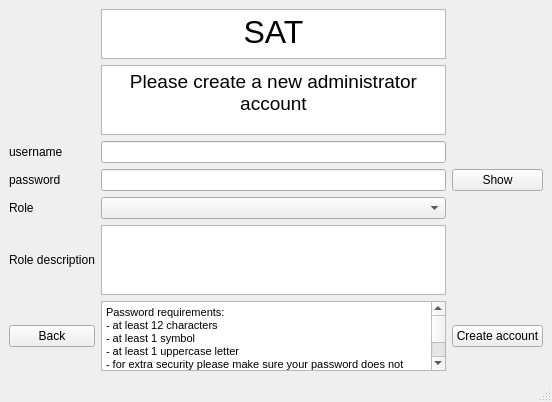
The window that src/ui_design/create_account.ui (mikukula/SAT) describes before a commit, drawn with Qt 5.
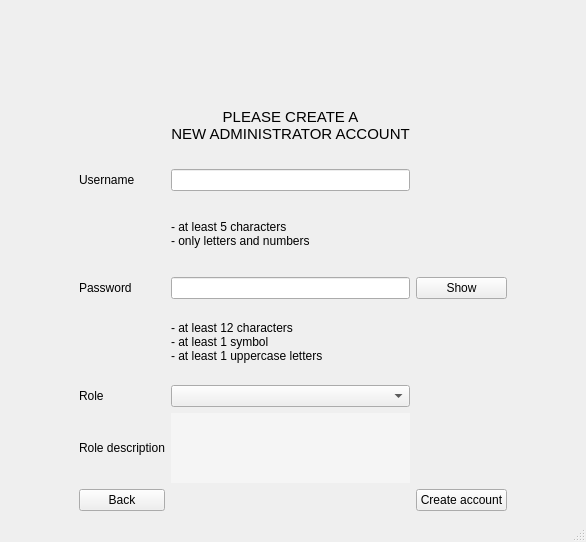
The same window after the commit. Icons and pictures are not drawn.

```diff
--- a/src/ui_design/create_account.ui
+++ b/src/ui_design/create_account.ui
@@ -6,8 +6,8 @@
    <rect>
     <x>0</x>
     <y>0</y>
-    <width>552</width>
-    <height>360</height>
+    <width>586</width>
+    <height>542</height>
    </rect>
   </property>
   <property name="windowTitle">
@@ -17,109 +17,172 @@
    <layout class="QVBoxLayout" name="verticalLayout">
     <item>
      <layout class="QGridLayout" name="gridLayout">
-      <item row="6" column="0">
-       <widget class="QPushButton" name="backButton">
+      <item row="4" column="2">
+       <widget class="QLabel" name="label_5">
         <property name="text">
-         <string>Back</string>
+         <string>&lt;html&gt;&lt;head/&gt;&lt;body&gt;&lt;p&gt;- at least 5 characters&lt;br/&gt;- only letters and numbers&lt;/p&gt;&lt;/body&gt;&lt;/html&gt;</string>
         </property>
        </widget>
       </item>
+      <item row="5" column="1">
+       <widget class="QLabel" name="label_3">
+        <property name="text">
+         <string>Password</string>
+        </property>
+       </widget>
+      </item>
+      <item row="5" column="4">
+       <spacer name="horizontalSpacer_2">
+        <property name="orientation">
+         <enum>Qt::Horizontal</enum>
+        </property>
+        <property name="sizeType">
+         <enum>QSizePolicy::Fixed</enum>
+        </property>
+        <property name="sizeHint" stdset="0">
+         <size>
+          <width>70</width>
+          <height>20</height>
+         </size>
+        </property>
+       </spacer>
+      </item>
+      <item row="2" column="2">
+       <widget class="QLabel" name="label_6">
+        <property name="font">
+         <font>
+          <pointsize>11</pointsize>
+         </font>
+        </property>
+        <property name="text">
+         <string>&lt;html&gt;&lt;head/&gt;&lt;body&gt;&lt;p align=&quot;center&quot;&gt;PLEASE CREATE A&lt;br/&gt;NEW ADMINISTRATOR ACCOUNT&lt;/p&gt;&lt;/body&gt;&lt;/html&gt;</string>
+        </property>
+       </widget>
+      </item>
+      <item row="3" column="2">
+       <widget class="QLineEdit" name="usernameEdit"/>
+      </item>
       <item row="3" column="1">
-       <widget class="QLineEdit" name="passwordEdit"/>
-      </item>
-      <item row="0" column="1">
-       <widget class="QTextBrowser" name="textBrowser">
+       <widget class="QLabel" name="label_2">
         <property name="sizePolicy">
-         <sizepolicy hsizetype="Expanding" vsizetype="Expanding">
+         <sizepolicy hsizetype="Preferred" vsizetype="Preferred">
           <horstretch>0</horstretch>
           <verstretch>0</verstretch>
          </sizepolicy>
         </property>
-        <property name="maximumSize">
-         <size>
-          <width>16777215</width>
-          <height>50</height>
-         </size>
-        </property>
-        <property name="html">
-         <string>&lt;!DOCTYPE HTML PUBLIC &quot;-//W3C//DTD HTML 4.0//EN&quot; &quot;http://www.w3.org/TR/REC-html40/strict.dtd&quot;&gt;
-&lt;html&gt;&lt;head&gt;&lt;meta name=&quot;qrichtext&quot; content=&quot;1&quot; /&gt;&lt;style type=&quot;text/css&quot;&gt;
-p, li { white-space: pre-wrap; }
-&lt;/style&gt;&lt;/head&gt;&lt;body style=&quot; font-family:'MS Shell Dlg 2'; font-size:8pt; font-weight:400; font-style:normal;&quot;&gt;
-&lt;p align=&quot;center&quot; style=&quot; margin-top:0px; margin-bottom:0px; margin-left:0px; margin-right:0px; -qt-block-indent:0; text-indent:0px;&quot;&gt;&lt;span style=&quot; font-size:24pt;&quot;&gt;SAT&lt;/span&gt;&lt;/p&gt;&lt;/body&gt;&lt;/html&gt;</string>
+        <property name="text">
+         <string>Username</string>
         </property>
        </widget>
       </item>
       <item row="6" column="2">
+       <widget class="QLabel" name="label_7">
+        <property name="text">
+         <string>&lt;html&gt;&lt;head/&gt;&lt;body&gt;&lt;p&gt;- at least 12 characters&lt;br/&gt;- at least 1 symbol&lt;br/&gt;- at least 1 uppercase letters&lt;/p&gt;&lt;/body&gt;&lt;/html&gt;</string>
+        </property>
+        <property name="textFormat">
+         <enum>Qt::AutoText</enum>
+        </property>
+       </widget>
+      </item>
+      <item row="10" column="2">
+       <widget class="QTextBrowser" name="roleDescription">
+        <property name="maximumSize">
+         <size>
+          <width>16777215</width>
+          <height>70</height>
+         </size>
+        </property>
+        <property name="styleSheet">
+         <string notr="true">background-color: rgba(255, 255, 255, 100);
+border: none;</string>
+        </property>
+       </widget>
+      </item>
+      <item row="11" column="3">
        <widget class="QPushButton" name="createAccountButton">
         <property name="text">
          <string>Create account</string>
         </property>
        </widget>
       </item>
-      <item row="4" column="1">
-       <widget class="QComboBox" name="roleList"/>
-      </item>
-      <item row="2" column="0">
-       <widget class="QLabel" name="label_2">
-        <property name="sizePolicy">
-         <sizepolicy hsizetype="Preferred" vsizetype="Preferred">
-          <horstretch>0</horstretch>
-          <verstretch>0</verstretch>
-         </sizepolicy>
-        </property>
-        <property name="text">
-         <string>username</string>
-        </property>
-       </widget>
-      </item>
-      <item row="1" column="1">
-       <widget class="QTextBrowser" name="textBrowser_3">
-        <property name="maximumSize">
-         <size>
-          <width>16777215</width>
-          <height>100</height>
-         </size>
-        </property>
-        <property name="html">
-         <string>&lt;!DOCTYPE HTML PUBLIC &quot;-//W3C//DTD HTML 4.0//EN&quot; &quot;http://www.w3.org/TR/REC-html40/strict.dtd&quot;&gt;
-&lt;html&gt;&lt;head&gt;&lt;meta name=&quot;qrichtext&quot; content=&quot;1&quot; /&gt;&lt;style type=&quot;text/css&quot;&gt;
-p, li { white-space: pre-wrap; }
-&lt;/style&gt;&lt;/head&gt;&lt;body style=&quot; font-family:'MS Shell Dlg 2'; font-size:8pt; font-weight:400; font-style:normal;&quot;&gt;
-&lt;p align=&quot;center&quot; style=&quot; margin-top:0px; margin-bottom:0px; margin-left:0px; margin-right:0px; -qt-block-indent:0; text-indent:0px;&quot;&gt;&lt;span style=&quot; font-size:14pt;&quot;&gt;Please create a new administrator account&lt;/span&gt;&lt;/p&gt;&lt;/body&gt;&lt;/html&gt;</string>
-        </property>
-       </widget>
-      </item>
-      <item row="4" column="0">
+      <item row="9" column="1">
        <widget class="QLabel" name="label">
         <property name="text">
          <string>Role</string>
         </property>
        </widget>
       </item>
-      <item row="2" column="1">
-       <widget class="QLineEdit" name="usernameEdit"/>
+      <item row="11" column="1">
+       <widget class="QPushButton" name="backButton">
+        <property name="text">
+         <string>Back</string>
+        </property>
+       </widget>
       </item>
-      <item row="6" column="1">
-       <widget class="QTextBrowser" name="textBrowser_2">
-        <property name="html">
-         <string>&lt;!DOCTYPE HTML PUBLIC &quot;-//W3C//DTD HTML 4.0//EN&quot; &quot;http://www.w3.org/TR/REC-html40/strict.dtd&quot;&gt;
-&lt;html&gt;&lt;head&gt;&lt;meta name=&quot;qrichtext&quot; content=&quot;1&quot; /&gt;&lt;style type=&quot;text/css&quot;&gt;
-p, li { white-space: pre-wrap; }
-&lt;/style&gt;&lt;/head&gt;&lt;body style=&quot; font-family:'MS Shell Dlg 2'; font-size:8pt; font-weight:400; font-style:normal;&quot;&gt;
-&lt;p style=&quot; margin-top:0px; margin-bottom:0px; margin-left:0px; margin-right:0px; -qt-block-indent:0; text-indent:0px;&quot;&gt;Password requirements:&lt;/p&gt;
-&lt;p style=&quot; margin-top:0px; margin-bottom:0px; margin-left:0px; margin-right:0px; -qt-block-indent:0; text-indent:0px;&quot;&gt;- at least 12 characters&lt;/p&gt;
-&lt;p style=&quot; margin-top:0px; margin-bottom:0px; margin-left:0px; margin-right:0px; -qt-block-indent:0; text-indent:0px;&quot;&gt;- at least 1 symbol&lt;/p&gt;
-&lt;p style=&quot; margin-top:0px; margin-bottom:0px; margin-left:0px; margin-right:0px; -qt-block-indent:0; text-indent:0px;&quot;&gt;- at least 1 uppercase letter&lt;/p&gt;
-&lt;p style=&quot; margin-top:0px; margin-bottom:0px; margin-left:0px; margin-right:0px; -qt-block-indent:0; text-indent:0px;&quot;&gt;- for extra security please make sure your password does not contain words that can be found in a dictionary, names of people, characters, products, or organisations&lt;/p&gt;
-&lt;p style=&quot;-qt-paragraph-type:empty; margin-top:0px; margin-bottom:0px; margin-left:0px; margin-right:0px; -qt-block-indent:0; text-indent:0px;&quot;&gt;&lt;br /&gt;&lt;/p&gt;
-&lt;p style=&quot; margin-top:0px; margin-bottom:0px; margin-left:0px; margin-right:0px; -qt-block-indent:0; text-indent:0px;&quot;&gt;Username requirements:&lt;/p&gt;
-&lt;p style=&quot; margin-top:0px; margin-bottom:0px; margin-left:0px; margin-right:0px; -qt-block-indent:0; text-indent:0px;&quot;&gt;- at least 5 characters long&lt;/p&gt;
-&lt;p style=&quot; margin-top:0px; margin-bottom:0px; margin-left:0px; margin-right:0px; -qt-block-indent:0; text-indent:0px;&quot;&gt;- no special characters and spaces (only letters and numbers)&lt;/p&gt;&lt;/body&gt;&lt;/html&gt;</string>
+      <item row="1" column="2">
+       <layout class="QHBoxLayout" name="horizontalLayout">
+        <item>
+         <spacer name="horizontalSpacer_3">
+          <property name="orientation">
+           <enum>Qt::Horizontal</enum>
+          </property>
+          <property name="sizeHint" stdset="0">
+           <size>
+            <width>40</width>
+            <height>20</height>
+           </size>
+          </property>
+         </spacer>
+        </item>
+        <item>
+         <widget class="QLabel" name="label_8">
+          <property name="maximumSize">
+           <size>
+            <width>180</width>
+            <height>180</height>
+           </size>
+          </property>
+          <property name="text">
+           <string/>
+          </property>
+          <property name="pixmap">
+           <pixmap>../../resources/logos/logo_transparent.png</pixmap>
+          </property>
+          <property name="scaledContents">
+           <bool>true</bool>
+          </property>
+          <property name="margin">
+           <number>0</number>
+          </property>
+         </widget>
+        </item>
+        <item>
+         <spacer name="horizontalSpacer_4">
+          <property name="orientation">
+           <enum>Qt::Horizontal</enum>
+          </property>
+          <property name="sizeHint" stdset="0">
+           <size>
+            <width>40</width>
+            <height>20</height>
+           </size>
+          </property>
+         </spacer>
+        </item>
+       </layout>
+      </item>
+      <item row="9" column="2">
+       <widget class="QComboBox" name="roleList"/>
+      </item>
+      <item row="10" column="1">
+       <widget class="QLabel" name="label_4">
+        <property name="text">
+         <string>Role description</string>
         </property>
        </widget>
       </item>
-      <item row="3" column="2">
+      <item row="5" column="3">
        <widget class="QPushButton" name="showButton">
         <property name="text">
          <string>Show</string>
@@ -127,28 +190,23 @@
        </widget>
       </item>
       <item row="3" column="0">
-       <widget class="QLabel" name="label_3">
-        <property name="text">
-         <string>password</string>
+       <spacer name="horizontalSpacer">
+        <property name="orientation">
+         <enum>Qt::Horizontal</enum>
         </property>
-       </widget>
-      </item>
-      <item row="5" column="0">
-       <widget class="QLabel" name="label_4">
-        <property name="text">
-         <string>Role description</string>
+        <property name="sizeType">
+         <enum>QSizePolicy::Fixed</enum>
         </property>
-       </widget>
-      </item>
-      <item row="5" column="1">
-       <widget class="QTextBrowser" name="roleDescription">
-        <property name="maximumSize">
+        <property name="sizeHint" stdset="0">
          <size>
-          <width>16777215</width>
-          <height>16777215</height>
+          <width>70</width>
+          <height>0</height>
          </size>
         </property>
-       </widget>
+       </spacer>
+      </item>
+      <item row="5" column="2">
+       <widget class="QLineEdit" name="passwordEdit"/>
       </item>
      </layout>
     </item>
```
Left out of the diff: 4 changed lines with no effect on the pictures.
